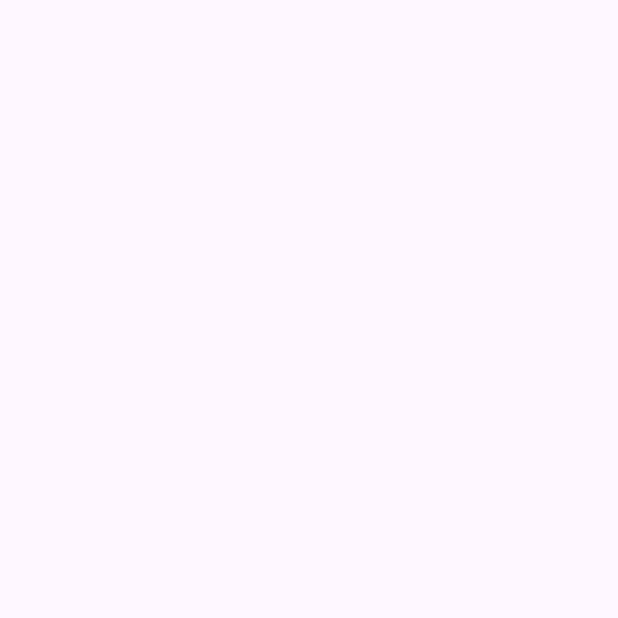
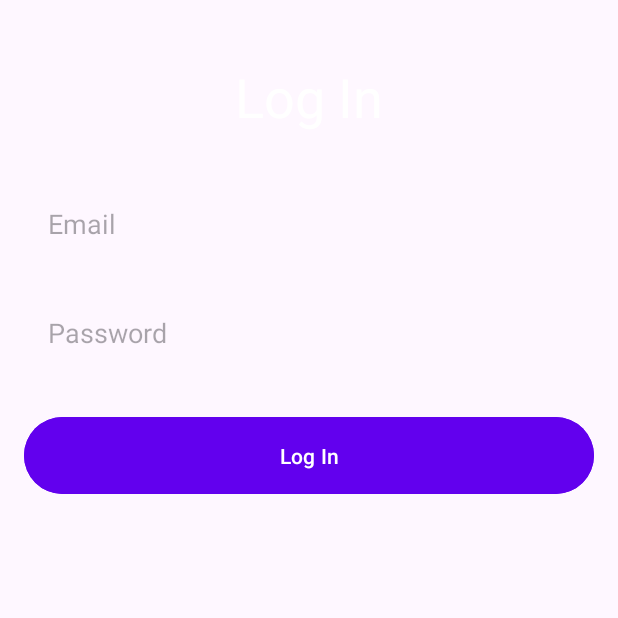
Before and after one commit to Sathira-Wijeratne/SPSH-Ecommerce-Application, an Android app: the CustomerLoginActivity screen opened directly, with no data from a screen before it, on a phone screen of 412 x 824 dp, the top half of it. Before the commit the part shown is empty. Run offline under Robolectric (Android 15) with nearby library versions, the phone set to English and light mode, and no system bars.

Commit message:
Customer Login page UI

```diff
--- a/MobileApplication/app/src/main/res/layout/customer_login.xml
+++ b/MobileApplication/app/src/main/res/layout/customer_login.xml
@@ -7,4 +7,55 @@
     android:layout_height="match_parent"
     tools:context=".CustomerLoginActivity">
 
+    <LinearLayout
+        android:id="@+id/login_main"
+        android:layout_width="match_parent"
+        android:layout_height="match_parent"
+        android:orientation="vertical"
+        android:padding="16dp"
+        android:background="@drawable/background_wave">
+
+        <TextView
+            android:layout_width="match_parent"
+            android:layout_height="wrap_content"
+            android:text="@string/log_in_text"
+            android:textSize="36sp"
+            android:textColor="@color/white"
+            android:gravity="center"
+            android:layout_marginTop="24dp"/>
+
+        <EditText
+            android:id="@+id/loginEmailEditText"
+            android:layout_width="match_parent"
+            android:layout_height="wrap_content"
+            android:autofillHints=""
+            android:hint="@string/loginEmail"
+            android:inputType="textEmailAddress"
+            android:layout_marginTop="32dp"
+            android:background="@drawable/edittext_background"
+            android:padding="16dp"/>
+
+        <EditText
+            android:id="@+id/loginPasswordEditText"
+            android:layout_width="match_parent"
+            android:layout_height="wrap_content"
+            android:autofillHints=""
+            android:hint="@string/loginPassword"
+            android:inputType="textPassword"
+            android:layout_marginTop="16dp"
+            android:background="@drawable/edittext_background"
+            android:padding="16dp"/>
+
+        <Button
+            android:id="@+id/loginButton"
+            android:layout_width="match_parent"
+            android:layout_height="wrap_content"
+            android:text="@string/loginButton"
+            android:backgroundTint="@color/purple_500"
+            android:textColor="@color/white"
+            android:layout_marginTop="24dp"
+            android:padding="16dp"/>
+    </LinearLayout>
+
+
 </androidx.constraintlayout.widget.ConstraintLayout>
--- a/MobileApplication/app/src/main/res/values/strings.xml
+++ b/MobileApplication/app/src/main/res/values/strings.xml
@@ -6,4 +6,8 @@
     <string name="repeat_password">Confirm password</string>
     <string name="password">Password</string>
     <string name="email">Email</string>
+    <string name="loginEmail">Email</string>
+    <string name="loginPassword">Password</string>
+    <string name="loginButton">Log In</string>
+    <string name="log_in_text">Log In</string>
 </resources>
```
